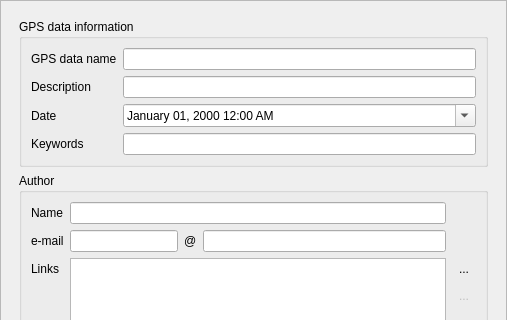
The window that src/plugins/displayInformation/displayinformationframe.ui (shujaatak/gpsbook) describes before a commit, drawn with Qt 5; both pictures show x 0 to 507 and y 0 to 320 of the 507 by 548 pixel window.
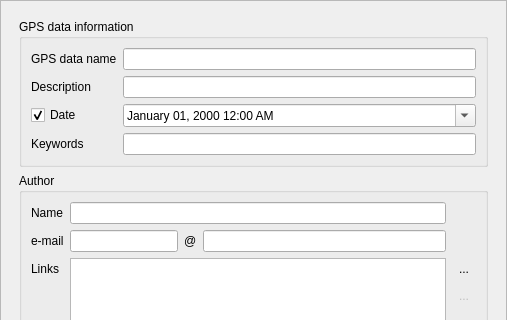
The same window after the commit. The open tabs and pages were chosen to show the change. Icons and pictures are not drawn.

Commit message: Add the possibility to have tracks without date. Rename displayGpxView into diqplayIntenetBrowser. Add the web site geocaching.com

```diff
--- a/src/plugins/displayInformation/displayinformationframe.ui
+++ b/src/plugins/displayInformation/displayinformationframe.ui
@@ -125,19 +125,6 @@
               <item row="3" column="1">
                <widget class="QLineEdit" name="lineEditMetaDataDescription"/>
               </item>
-              <item row="5" column="0">
-               <widget class="QLabel" name="label_3">
-                <property name="sizePolicy">
-                 <sizepolicy hsizetype="Maximum" vsizetype="Preferred">
-                  <horstretch>0</horstretch>
-                  <verstretch>0</verstretch>
-                 </sizepolicy>
-                </property>
-                <property name="text">
-                 <string>Date</string>
-                </property>
-               </widget>
-              </item>
               <item row="6" column="0">
                <widget class="QLabel" name="label_11">
                 <property name="sizePolicy">
@@ -161,6 +148,16 @@
                 </property>
                </widget>
               </item>
+              <item row="5" column="0">
+               <widget class="QCheckBox" name="checkBoxUseDate">
+                <property name="text">
+                 <string>Date</string>
+                </property>
+                <property name="checked">
+                 <bool>true</bool>
+                </property>
+               </widget>
+              </item>
              </layout>
             </widget>
            </item>
```
Left out of the diff: 27 changed lines with no effect on the pictures. The commit also changes 32 other files.
